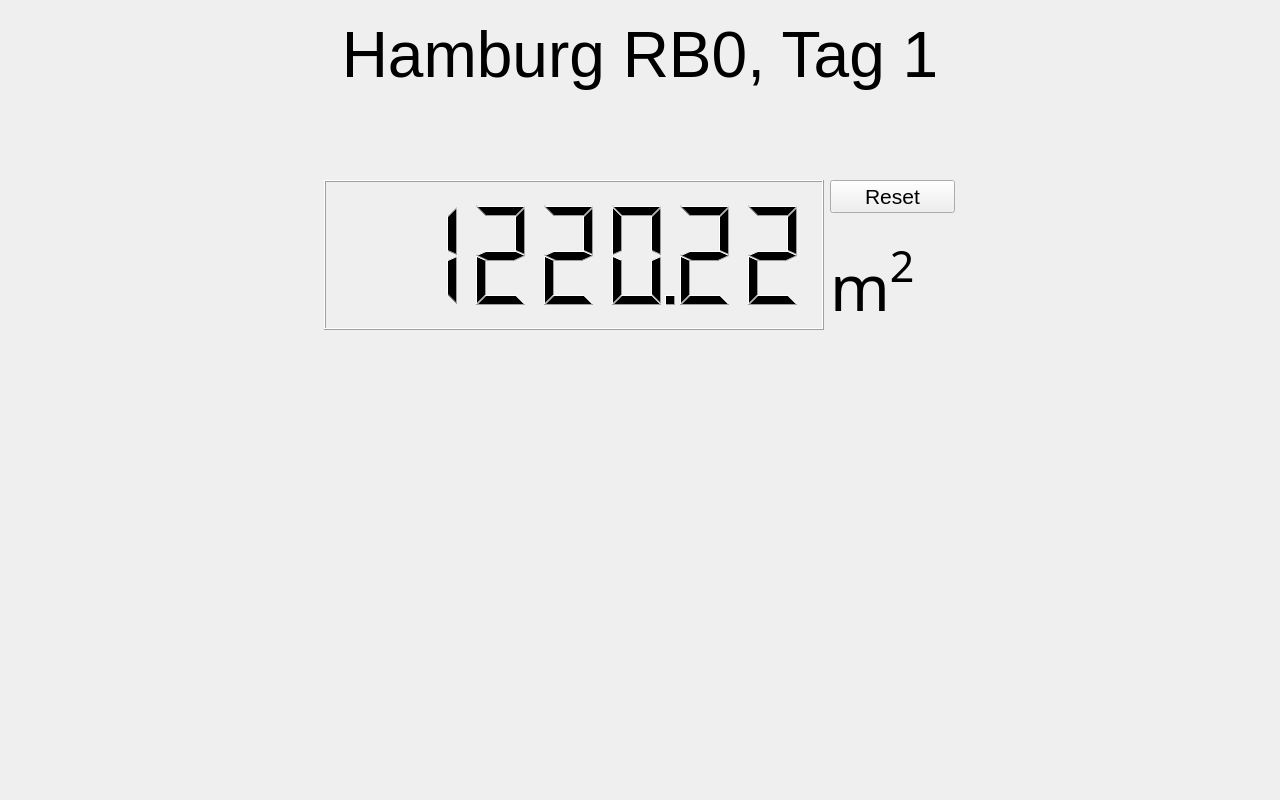
zerlix/Spu-UI, file ui/MainWindow.ui: the form before one commit.
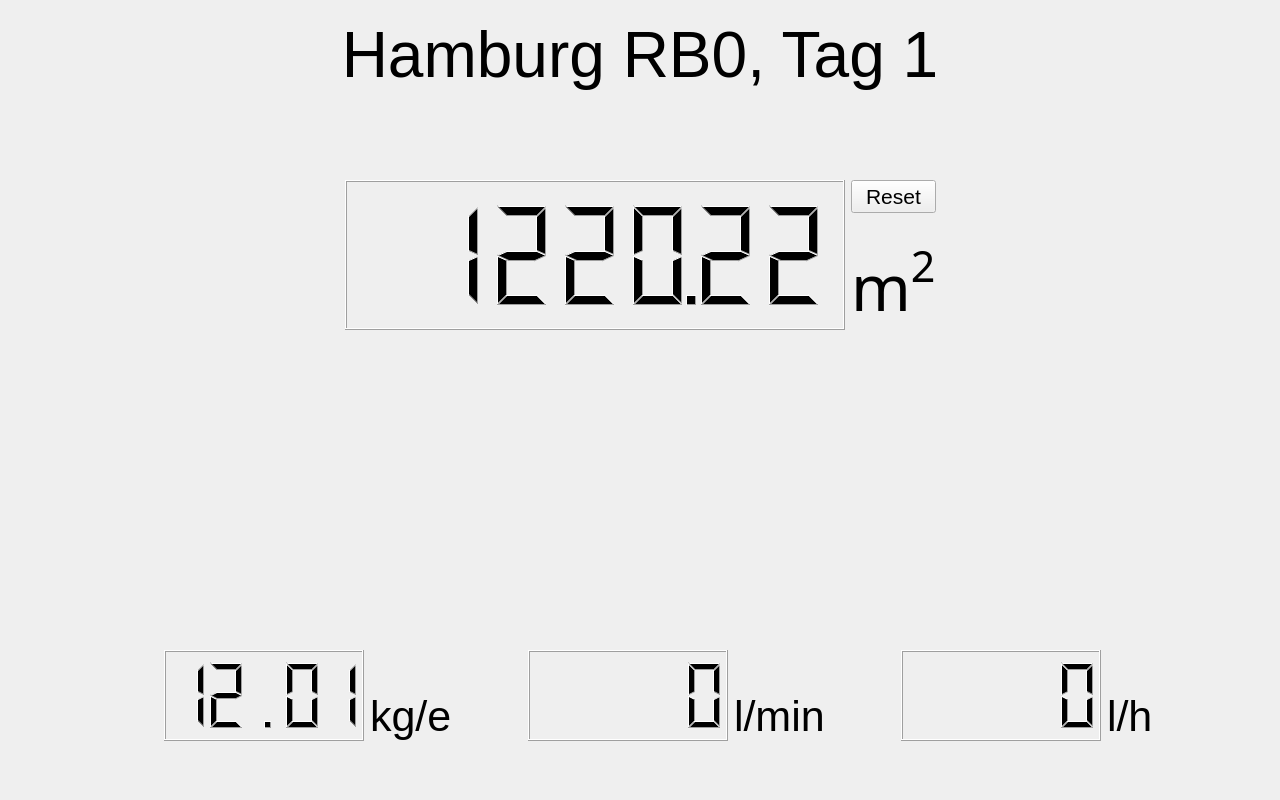
The form after the commit. Icons and pictures are not drawn.

Commit message: ui elemente hinzugefügt

The edit to the form file:
```diff
--- a/ui/MainWindow.ui
+++ b/ui/MainWindow.ui
@@ -105,15 +105,210 @@
      <bool>true</bool>
     </property>
    </widget>
-   <widget class="QWidget" name="layoutWidget">
+   <widget class="QWidget" name="">
     <property name="geometry">
      <rect>
-      <x>324</x>
+      <x>0</x>
+      <y>650</y>
+      <width>1281</width>
+      <height>91</height>
+     </rect>
+    </property>
+    <layout class="QHBoxLayout" name="horizontalLayout">
+     <item>
+      <spacer name="horizontalSpacer">
+       <property name="orientation">
+        <enum>Qt::Horizontal</enum>
+       </property>
+       <property name="sizeHint" stdset="0">
+        <size>
+         <width>40</width>
+         <height>20</height>
+        </size>
+       </property>
+      </spacer>
+     </item>
+     <item>
+      <layout class="QHBoxLayout" name="horizontalLayout_2">
+       <item>
+        <widget class="QLabel" name="iconCem">
+         <property name="minimumSize">
+          <size>
+           <width>64</width>
+           <height>0</height>
+          </size>
+         </property>
+         <property name="text">
+          <string/>
+         </property>
+         <property name="alignment">
+          <set>Qt::AlignCenter</set>
+         </property>
+        </widget>
+       </item>
+       <item>
+        <widget class="QLCDNumber" name="lcdCem">
+         <property name="minimumSize">
+          <size>
+           <width>200</width>
+           <height>0</height>
+          </size>
+         </property>
+         <property name="value" stdset="0">
+          <double>12.010000000000000</double>
+         </property>
+        </widget>
+       </item>
+       <item>
+        <widget class="QLabel" name="unitCem">
+         <property name="minimumSize">
+          <size>
+           <width>80</width>
+           <height>0</height>
+          </size>
+         </property>
+         <property name="text">
+          <string>&lt;html&gt;&lt;head/&gt;&lt;body&gt;&lt;p&gt;&lt;span style=&quot; font-size:32pt;&quot;&gt;kg/e&lt;/span&gt;&lt;/p&gt;&lt;/body&gt;&lt;/html&gt;</string>
+         </property>
+         <property name="textFormat">
+          <enum>Qt::RichText</enum>
+         </property>
+         <property name="alignment">
+          <set>Qt::AlignBottom|Qt::AlignLeading|Qt::AlignLeft</set>
+         </property>
+        </widget>
+       </item>
+       <item>
+        <widget class="QLabel" name="iconConcrete">
+         <property name="minimumSize">
+          <size>
+           <width>64</width>
+           <height>0</height>
+          </size>
+         </property>
+         <property name="text">
+          <string/>
+         </property>
+         <property name="alignment">
+          <set>Qt::AlignCenter</set>
+         </property>
+        </widget>
+       </item>
+       <item>
+        <widget class="QLCDNumber" name="lcdConcrete">
+         <property name="minimumSize">
+          <size>
+           <width>200</width>
+           <height>0</height>
+          </size>
+         </property>
+        </widget>
+       </item>
+       <item>
+        <widget class="QLabel" name="unitConcrete">
+         <property name="minimumSize">
+          <size>
+           <width>80</width>
+           <height>0</height>
+          </size>
+         </property>
+         <property name="text">
+          <string>&lt;html&gt;&lt;head/&gt;&lt;body&gt;&lt;p&gt;&lt;span style=&quot; font-size:32pt;&quot;&gt;l/min&lt;/span&gt;&lt;/p&gt;&lt;/body&gt;&lt;/html&gt;</string>
+         </property>
+         <property name="textFormat">
+          <enum>Qt::RichText</enum>
+         </property>
+         <property name="alignment">
+          <set>Qt::AlignBottom|Qt::AlignLeading|Qt::AlignLeft</set>
+         </property>
+        </widget>
+       </item>
+       <item>
+        <widget class="QLabel" name="iconWater">
+         <property name="minimumSize">
+          <size>
+           <width>64</width>
+           <height>0</height>
+          </size>
+         </property>
+         <property name="text">
+          <string/>
+         </property>
+         <property name="alignment">
+          <set>Qt::AlignCenter</set>
+         </property>
+        </widget>
+       </item>
+       <item>
+        <widget class="QLCDNumber" name="lcdWater">
+         <property name="minimumSize">
+          <size>
+           <width>200</width>
+           <height>0</height>
+          </size>
+         </property>
+        </widget>
+       </item>
+       <item>
+        <widget class="QLabel" name="unitWater">
+         <property name="minimumSize">
+          <size>
+           <width>80</width>
+           <height>0</height>
+          </size>
+         </property>
+         <property name="text">
+          <string>&lt;html&gt;&lt;head/&gt;&lt;body&gt;&lt;p&gt;&lt;span style=&quot; font-size:32pt;&quot;&gt;l/h &lt;/span&gt;&lt;/p&gt;&lt;/body&gt;&lt;/html&gt;</string>
+         </property>
+         <property name="textFormat">
+          <enum>Qt::RichText</enum>
+         </property>
+         <property name="alignment">
+          <set>Qt::AlignBottom|Qt::AlignLeading|Qt::AlignLeft</set>
+         </property>
+        </widget>
+       </item>
+      </layout>
+     </item>
+     <item>
+      <spacer name="horizontalSpacer_2">
+       <property name="orientation">
+        <enum>Qt::Horizontal</enum>
+       </property>
+       <property name="sizeHint" stdset="0">
+        <size>
+         <width>40</width>
+         <height>20</height>
+        </size>
+       </property>
+      </spacer>
+     </item>
+    </layout>
+   </widget>
+   <widget class="QWidget" name="">
+    <property name="geometry">
+     <rect>
+      <x>0</x>
       <y>180</y>
-      <width>631</width>
-      <height>152</height>
+      <width>1281</width>
+      <height>154</height>
      </rect>
     </property>
+    <layout class="QHBoxLayout" name="horizontalLayout_3">
+     <item>
+      <spacer name="horizontalSpacer_3">
+       <property name="orientation">
+        <enum>Qt::Horizontal</enum>
+       </property>
+       <property name="sizeHint" stdset="0">
+        <size>
+         <width>318</width>
+         <height>20</height>
+        </size>
+       </property>
+      </spacer>
+     </item>
+     <item>
     <layout class="QFormLayout" name="m2formLayout">
      <item row="0" column="0">
       <widget class="QLCDNumber" name="m2lcdNumber">
@@ -175,6 +370,21 @@
         </widget>
        </item>
       </layout>
+       </item>
+      </layout>
+     </item>
+     <item>
+      <spacer name="horizontalSpacer_4">
+       <property name="orientation">
+        <enum>Qt::Horizontal</enum>
+       </property>
+       <property name="sizeHint" stdset="0">
+        <size>
+         <width>318</width>
+         <height>20</height>
+        </size>
+       </property>
+      </spacer>
      </item>
     </layout>
    </widget>
```
Lines whose indentation alone changed are shown as unchanged.
